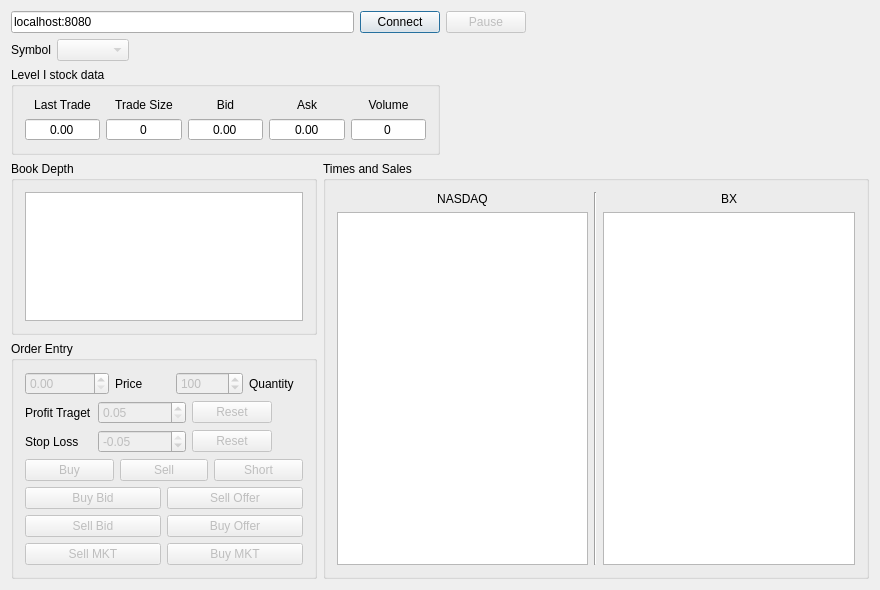
This is sources/Frontend/MainWindow.ui in alimogh/trdk as Qt 5 draws it before an edit. The edited form follows.
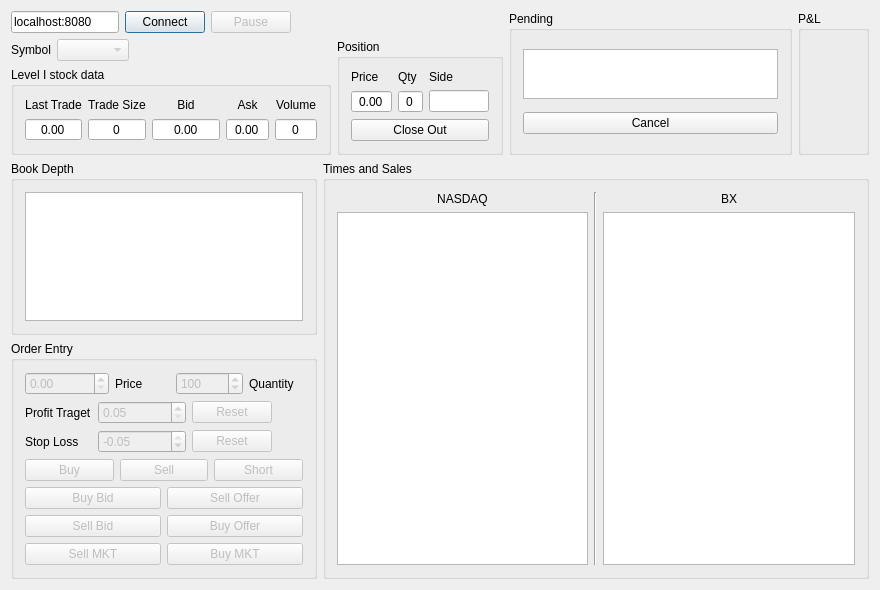
This is the edited form.

Commit message: Position info.

What changed in the file:
```diff
--- a/sources/Frontend/MainWindow.ui
+++ b/sources/Frontend/MainWindow.ui
@@ -21,7 +21,11 @@
    <string>Trader Front end</string>
   </property>
   <widget class="QWidget" name="centralWidget">
-   <layout class="QVBoxLayout" name="verticalLayout_6">
+   <layout class="QVBoxLayout" name="verticalLayout_9">
+    <item>
+     <layout class="QHBoxLayout" name="horizontalLayout_9">
+      <item>
+       <layout class="QVBoxLayout" name="verticalLayout_2">
     <item>
      <layout class="QHBoxLayout" name="connectionLayout">
       <item>
@@ -282,6 +286,163 @@
         </layout>
        </widget>
       </item>
+         </layout>
+        </item>
+       </layout>
+      </item>
+      <item>
+       <layout class="QVBoxLayout" name="verticalLayout_8">
+        <item>
+         <spacer name="verticalSpacer_2">
+          <property name="orientation">
+           <enum>Qt::Vertical</enum>
+          </property>
+          <property name="sizeType">
+           <enum>QSizePolicy::Preferred</enum>
+          </property>
+          <property name="sizeHint" stdset="0">
+           <size>
+            <width>20</width>
+            <height>40</height>
+           </size>
+          </property>
+         </spacer>
+        </item>
+        <item>
+         <widget class="QGroupBox" name="groupBox_5">
+          <property name="title">
+           <string>Position</string>
+          </property>
+          <layout class="QVBoxLayout" name="verticalLayout_6">
+           <item>
+            <layout class="QGridLayout" name="gridLayout_3">
+             <item row="1" column="2">
+              <widget class="QLineEdit" name="positionSide">
+               <property name="sizePolicy">
+                <sizepolicy hsizetype="Minimum" vsizetype="Fixed">
+                 <horstretch>0</horstretch>
+                 <verstretch>0</verstretch>
+                </sizepolicy>
+               </property>
+               <property name="maximumSize">
+                <size>
+                 <width>60</width>
+                 <height>16777215</height>
+                </size>
+               </property>
+               <property name="alignment">
+                <set>Qt::AlignCenter</set>
+               </property>
+               <property name="readOnly">
+                <bool>true</bool>
+               </property>
+              </widget>
+             </item>
+             <item row="1" column="1">
+              <widget class="QSpinBox" name="positionQty">
+               <property name="alignment">
+                <set>Qt::AlignCenter</set>
+               </property>
+               <property name="readOnly">
+                <bool>true</bool>
+               </property>
+               <property name="buttonSymbols">
+                <enum>QAbstractSpinBox::NoButtons</enum>
+               </property>
+              </widget>
+             </item>
+             <item row="0" column="1">
+              <widget class="QLabel" name="label_7">
+               <property name="text">
+                <string>Qty</string>
+               </property>
+              </widget>
+             </item>
+             <item row="1" column="0">
+              <widget class="QDoubleSpinBox" name="positionPrice">
+               <property name="alignment">
+                <set>Qt::AlignCenter</set>
+               </property>
+               <property name="readOnly">
+                <bool>true</bool>
+               </property>
+               <property name="buttonSymbols">
+                <enum>QAbstractSpinBox::NoButtons</enum>
+               </property>
+              </widget>
+             </item>
+             <item row="0" column="2">
+              <widget class="QLabel" name="label_8">
+               <property name="text">
+                <string>Side</string>
+               </property>
+              </widget>
+             </item>
+             <item row="0" column="0">
+              <widget class="QLabel" name="label_6">
+               <property name="text">
+                <string>Price</string>
+               </property>
+              </widget>
+             </item>
+            </layout>
+           </item>
+           <item>
+            <widget class="QPushButton" name="closePositionButton">
+             <property name="text">
+              <string>Close Out</string>
+             </property>
+            </widget>
+           </item>
+          </layout>
+         </widget>
+        </item>
+       </layout>
+      </item>
+      <item>
+       <widget class="QGroupBox" name="groupBox_6">
+        <property name="title">
+         <string>Pending</string>
+        </property>
+        <layout class="QVBoxLayout" name="verticalLayout_7">
+         <item>
+          <widget class="QListView" name="listView">
+           <property name="sizePolicy">
+            <sizepolicy hsizetype="Expanding" vsizetype="Minimum">
+             <horstretch>0</horstretch>
+             <verstretch>0</verstretch>
+            </sizepolicy>
+           </property>
+           <property name="minimumSize">
+            <size>
+             <width>0</width>
+             <height>0</height>
+            </size>
+           </property>
+           <property name="maximumSize">
+            <size>
+             <width>16777215</width>
+             <height>50</height>
+            </size>
+           </property>
+          </widget>
+         </item>
+         <item>
+          <widget class="QPushButton" name="cancelOrderButton">
+           <property name="text">
+            <string>Cancel</string>
+           </property>
+          </widget>
+         </item>
+        </layout>
+       </widget>
+      </item>
+      <item>
+       <widget class="QGroupBox" name="groupBox_7">
+        <property name="title">
+         <string>P&amp;&amp;L</string>
+        </property>
+        <layout class="QHBoxLayout" name="horizontalLayout_8">
       <item>
        <spacer name="horizontalSpacer_3">
         <property name="orientation">
@@ -289,11 +450,14 @@
         </property>
         <property name="sizeHint" stdset="0">
          <size>
-          <width>40</width>
+             <width>43</width>
           <height>20</height>
          </size>
         </property>
        </spacer>
+         </item>
+        </layout>
+       </widget>
       </item>
      </layout>
     </item>
```
Lines whose indentation alone changed are shown as unchanged. The commit also changes 9 other files.
